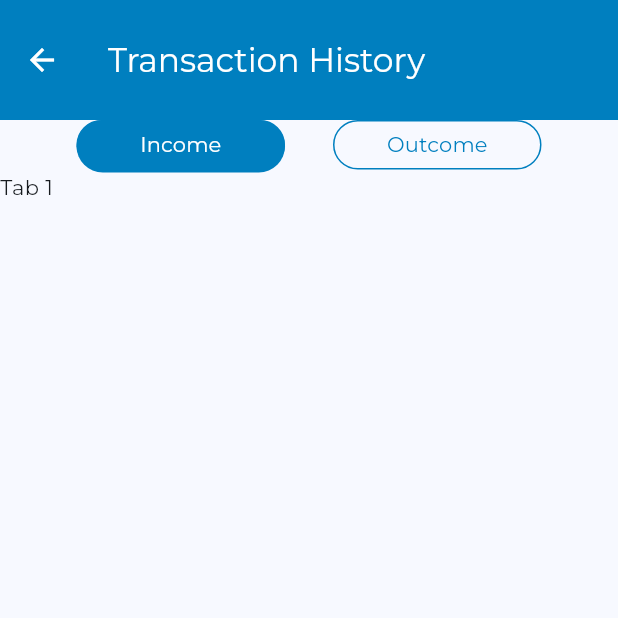
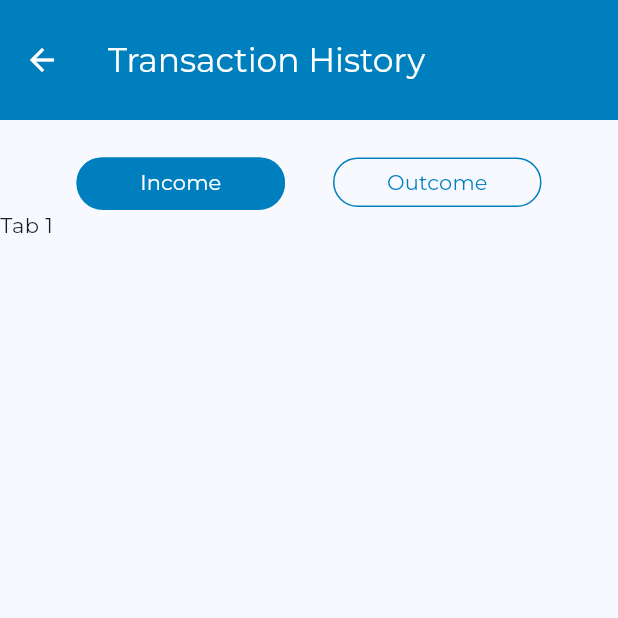
Before and after one commit to fadliaziz21/mybank_app, a Flutter app: the screen it shows after launch, on a phone screen of 412 x 824 dp, the top half of it. Run offline on Flutter 3.47's test engine with Material 2 defaults, Android fonts, the phone set to English and light mode, and no system bars; our stand-ins replace smooth_page_indicator.

Commit message:
add new EdgeInsets style

```diff
--- a/lib/constans/styles.dart
+++ b/lib/constans/styles.dart
@@ -45,6 +45,8 @@ class Styles {
   static const EdgeInsets eiLeft5 = EdgeInsets.only(left: 5.0);
 
   static const EdgeInsets eiTop3 = EdgeInsets.only(top: 3.0);
+  static const EdgeInsets eiTop20 = EdgeInsets.only(top: 20.0);
+  static const EdgeInsets eiTop25 = EdgeInsets.only(top: 25.0);
   static const EdgeInsets eiTop50 = EdgeInsets.only(top: 50.0);
 
   static const EdgeInsets eiRight5 = EdgeInsets.only(right: 5.0);
```
